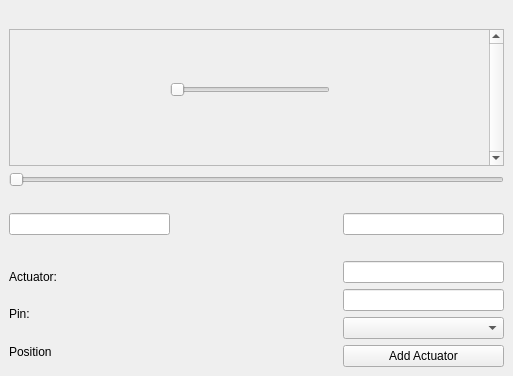
The window that Ui/ActuatorUi.ui (OrionAerospaceYT/SideKick) describes before a commit, drawn with Qt 5.
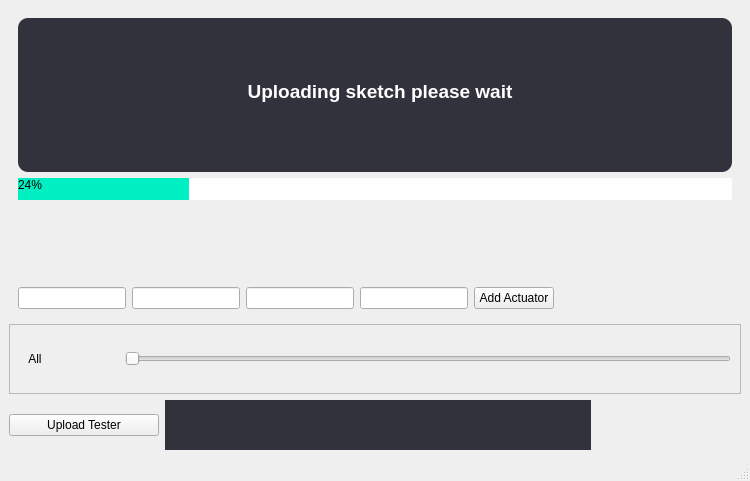
The same window after the commit. Icons and pictures are not drawn.

What changed in the file:
```diff
--- a/Ui/ActuatorUi.ui
+++ b/Ui/ActuatorUi.ui
@@ -6,182 +6,239 @@
    <rect>
     <x>0</x>
     <y>0</y>
-    <width>513</width>
-    <height>376</height>
+    <width>750</width>
+    <height>481</height>
    </rect>
   </property>
+  <property name="minimumSize">
+   <size>
+    <width>750</width>
+    <height>464</height>
+   </size>
+  </property>
   <property name="windowTitle">
    <string>Actuator Tuning</string>
   </property>
   <widget class="QWidget" name="centralwidget">
-   <layout class="QGridLayout" name="gridLayout_2">
-    <item row="0" column="0">
-     <layout class="QGridLayout" name="gridLayout">
-      <item row="6" column="0" colspan="2">
-       <layout class="QVBoxLayout" name="verticalLayout">
+   <layout class="QVBoxLayout" name="verticalLayout">
+    <item>
+     <widget class="QFrame" name="loading">
+      <layout class="QVBoxLayout" name="loading_screen" stretch="0,0,0">
+       <item>
+        <widget class="QTextBrowser" name="textBrowser">
+         <property name="styleSheet">
+          <string notr="true">/*General Styling*/
+* {
+  
+  font: 10pt &quot;Roboto &quot;;
+  font-size: 14px;
+  background-color: #32323C;
+  color: #FFFFFF;
+}
+
+/*Text Box Styling*/
+QTextBrowser {
+  border: none; 
+  padding-left:10px; 
+  padding-top:10px;
+  border-radius: 10px;
+}</string>
+         </property>
+         <property name="html">
+          <string>&lt;!DOCTYPE HTML PUBLIC &quot;-//W3C//DTD HTML 4.0//EN&quot; &quot;http://www.w3.org/TR/REC-html40/strict.dtd&quot;&gt;
+&lt;html&gt;&lt;head&gt;&lt;meta name=&quot;qrichtext&quot; content=&quot;1&quot; /&gt;&lt;style type=&quot;text/css&quot;&gt;
+p, li { white-space: pre-wrap; }
+&lt;/style&gt;&lt;/head&gt;&lt;body style=&quot; font-family:'Roboto '; font-size:14px; font-weight:400; font-style:normal;&quot;&gt;
+&lt;p style=&quot;-qt-paragraph-type:empty; margin-top:0px; margin-bottom:0px; margin-left:0px; margin-right:0px; -qt-block-indent:0; text-indent:0px;&quot;&gt;&lt;br /&gt;&lt;/p&gt;
+&lt;p style=&quot;-qt-paragraph-type:empty; margin-top:0px; margin-bottom:0px; margin-left:0px; margin-right:0px; -qt-block-indent:0; text-indent:0px;&quot;&gt;&lt;br /&gt;&lt;/p&gt;
+&lt;p style=&quot;-qt-paragraph-type:empty; margin-top:0px; margin-bottom:0px; margin-left:0px; margin-right:0px; -qt-block-indent:0; text-indent:0px;&quot;&gt;&lt;br /&gt;&lt;/p&gt;
+&lt;p align=&quot;center&quot; style=&quot; margin-top:0px; margin-bottom:0px; margin-left:0px; margin-right:0px; -qt-block-indent:0; text-indent:0px;&quot;&gt;&lt;span style=&quot; font-size:14pt; font-weight:600;&quot;&gt;Uploading sketch please wait&lt;/span&gt;&lt;/p&gt;&lt;/body&gt;&lt;/html&gt;</string>
+         </property>
+        </widget>
+       </item>
+       <item>
+        <widget class="QProgressBar" name="progressBar">
+         <property name="styleSheet">
+          <string notr="true">QProgressBar
+{
+	border: solid grey;
+	border-radius: 15px;
+	color: black;
+}
+QProgressBar::chunk
+{
+	background-color: #00f0c3;
+	border-radius:15px;
+}</string>
+         </property>
+         <property name="value">
+          <number>24</number>
+         </property>
+        </widget>
+       </item>
+       <item>
+        <spacer name="verticalSpacer">
+         <property name="orientation">
+          <enum>Qt::Vertical</enum>
+         </property>
+         <property name="sizeType">
+          <enum>QSizePolicy::Maximum</enum>
+         </property>
+         <property name="sizeHint" stdset="0">
+          <size>
+           <width>20</width>
+           <height>100</height>
+          </size>
+         </property>
+        </spacer>
+       </item>
+      </layout>
+     </widget>
+    </item>
+    <item>
+     <widget class="QWidget" name="options_widget" native="true">
+      <layout class="QHBoxLayout" name="options">
+       <property name="sizeConstraint">
+        <enum>QLayout::SetFixedSize</enum>
+       </property>
+       <item>
+        <widget class="QLineEdit" name="name"/>
+       </item>
+       <item>
+        <widget class="QLineEdit" name="pin"/>
+       </item>
+       <item>
+        <widget class="QLineEdit" name="min"/>
+       </item>
+       <item>
+        <widget class="QLineEdit" name="max"/>
+       </item>
+       <item>
+        <widget class="QPushButton" name="add">
+         <property name="text">
+          <string>Add Actuator</string>
+         </property>
+        </widget>
+       </item>
+      </layout>
+     </widget>
+    </item>
+    <item>
+     <widget class="QScrollArea" name="scrollArea">
+      <property name="widgetResizable">
+       <bool>true</bool>
+      </property>
+      <widget class="QWidget" name="scrollAreaWidgetContents">
+       <property name="geometry">
+        <rect>
+         <x>0</x>
+         <y>0</y>
+         <width>713</width>
+         <height>70</height>
+        </rect>
+       </property>
+       <layout class="QVBoxLayout" name="verticalLayout_2">
         <item>
-         <widget class="QLabel" name="actuator">
-          <property name="text">
-           <string>Actuator: </string>
-          </property>
-         </widget>
+         <layout class="QHBoxLayout" name="horizontalLayout_2">
+          <item>
+           <widget class="QLabel" name="name_1">
+            <property name="minimumSize">
+             <size>
+              <width>100</width>
+              <height>50</height>
+             </size>
+            </property>
+            <property name="maximumSize">
+             <size>
+              <width>50</width>
+              <height>16777215</height>
+             </size>
+            </property>
+            <property name="text">
+             <string>   All   </string>
+            </property>
+           </widget>
+          </item>
+          <item>
+           <widget class="QSlider" name="value">
+            <property name="orientation">
+             <enum>Qt::Horizontal</enum>
+            </property>
+           </widget>
+          </item>
+         </layout>
         </item>
-        <item>
-         <widget class="QLabel" name="pin">
-          <property name="text">
-           <string>Pin: </string>
-          </property>
-         </widget>
-        </item>
-        <item>
-         <widget class="QLabel" name="pos">
-          <property name="text">
-           <string>Position</string>
-          </property>
-         </widget>
-        </item>
        </layout>
+      </widget>
+     </widget>
+    </item>
+    <item>
+     <layout class="QHBoxLayout" name="horizontalLayout_6">
+      <item>
+       <widget class="QPushButton" name="upload">
+        <property name="sizePolicy">
+         <sizepolicy hsizetype="Maximum" vsizetype="Maximum">
+          <horstretch>0</horstretch>
+          <verstretch>0</verstretch>
+         </sizepolicy>
+        </property>
+        <property name="maximumSize">
+         <size>
+          <width>150</width>
+          <height>16777215</height>
+         </size>
+        </property>
+        <property name="layoutDirection">
+         <enum>Qt::LeftToRight</enum>
+        </property>
+        <property name="text">
+         <string>Upload Tester</string>
+        </property>
+       </widget>
       </item>
-      <item row="6" column="2">
-       <layout class="QVBoxLayout" name="new_actuator">
-        <item>
-         <widget class="QLineEdit" name="name"/>
-        </item>
-        <item>
-         <widget class="QLineEdit" name="pin_input"/>
-        </item>
-        <item>
-         <widget class="QComboBox" name="select_actuator"/>
-        </item>
-        <item>
-         <widget class="QPushButton" name="add_actuator">
-          <property name="text">
-           <string>Add Actuator</string>
-          </property>
-         </widget>
-        </item>
-       </layout>
-      </item>
-      <item row="4" column="2">
-       <widget class="QLineEdit" name="upper_lim"/>
-      </item>
-      <item row="2" column="0" colspan="3">
-       <widget class="QSlider" name="slider">
-        <property name="orientation">
-         <enum>Qt::Horizontal</enum>
+      <item>
+       <widget class="QLabel" name="logo">
+        <property name="minimumSize">
+         <size>
+          <width>0</width>
+          <height>50</height>
+         </size>
         </property>
+        <property name="styleSheet">
+         <string notr="true">QLabel#logo{
+  background-color: #32323C;
+  image: url(Ui/SideKick_Logo.png);
+  width:100px;
+  height:50px;
+}
+</string>
+        </property>
+        <property name="text">
+         <string/>
+        </property>
        </widget>
       </item>
-      <item row="4" column="1">
+      <item>
        <spacer name="horizontalSpacer">
         <property name="orientation">
          <enum>Qt::Horizontal</enum>
         </property>
-        <property name="sizeHint" stdset="0">
-         <size>
-          <width>40</width>
-          <height>20</height>
-         </size>
-        </property>
-       </spacer>
-      </item>
-      <item row="5" column="1">
-       <spacer name="verticalSpacer_2">
-        <property name="orientation">
-         <enum>Qt::Vertical</enum>
-        </property>
         <property name="sizeType">
-         <enum>QSizePolicy::Fixed</enum>
+         <enum>QSizePolicy::Minimum</enum>
         </property>
         <property name="sizeHint" stdset="0">
          <size>
-          <width>20</width>
+          <width>150</width>
           <height>20</height>
          </size>
         </property>
        </spacer>
       </item>
-      <item row="0" column="0">
-       <spacer name="verticalSpacer_3">
-        <property name="orientation">
-         <enum>Qt::Vertical</enum>
-        </property>
-        <property name="sizeType">
-         <enum>QSizePolicy::Fixed</enum>
-        </property>
-        <property name="sizeHint" stdset="0">
-         <size>
-          <width>20</width>
-          <height>20</height>
-         </size>
-        </property>
-       </spacer>
-      </item>
-      <item row="3" column="1">
-       <spacer name="verticalSpacer">
-        <property name="orientation">
-         <enum>Qt::Vertical</enum>
-        </property>
-        <property name="sizeType">
-         <enum>QSizePolicy::Fixed</enum>
-        </property>
-        <property name="sizeHint" stdset="0">
-         <size>
-          <width>20</width>
-          <height>20</height>
-         </size>
-        </property>
-       </spacer>
-      </item>
-      <item row="4" column="0">
-       <widget class="QLineEdit" name="lower_lim"/>
-      </item>
-      <item row="1" column="0" colspan="3">
-       <widget class="QScrollArea" name="scrollArea">
-        <property name="verticalScrollBarPolicy">
-         <enum>Qt::ScrollBarAlwaysOn</enum>
-        </property>
-        <property name="widgetResizable">
-         <bool>true</bool>
-        </property>
-        <widget class="QWidget" name="scroll">
-         <property name="geometry">
-          <rect>
-           <x>0</x>
-           <y>0</y>
-           <width>474</width>
-           <height>113</height>
-          </rect>
-         </property>
-         <widget class="QWidget" name="verticalLayoutWidget">
-          <property name="geometry">
-           <rect>
-            <x>160</x>
-            <y>20</y>
-            <width>160</width>
-            <height>80</height>
-           </rect>
-          </property>
-          <layout class="QVBoxLayout" name="slider_area">
-           <property name="sizeConstraint">
-            <enum>QLayout::SetNoConstraint</enum>
-           </property>
-           <item>
-            <widget class="QSlider" name="horizontalSlider">
-             <property name="orientation">
-              <enum>Qt::Horizontal</enum>
-             </property>
-            </widget>
-           </item>
-          </layout>
-         </widget>
-        </widget>
-       </widget>
-      </item>
      </layout>
     </item>
    </layout>
   </widget>
+  <widget class="QStatusBar" name="statusbar"/>
  </widget>
  <resources/>
  <connections/>
```
Left out of the diff: 2 changed lines with no effect on the pictures.
